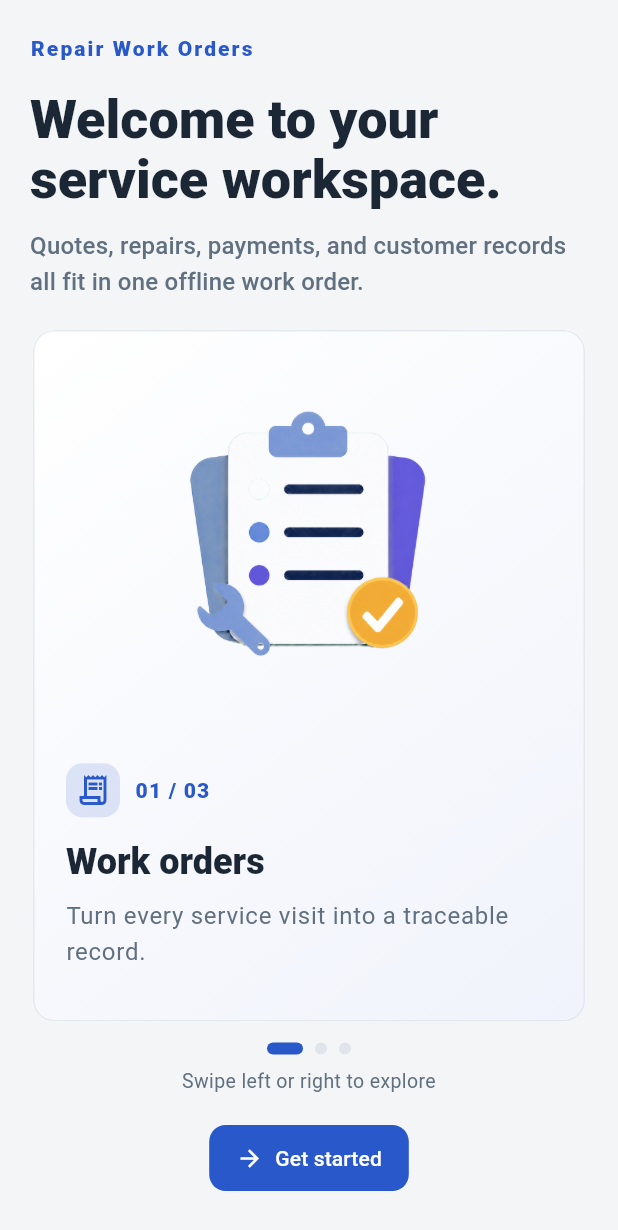
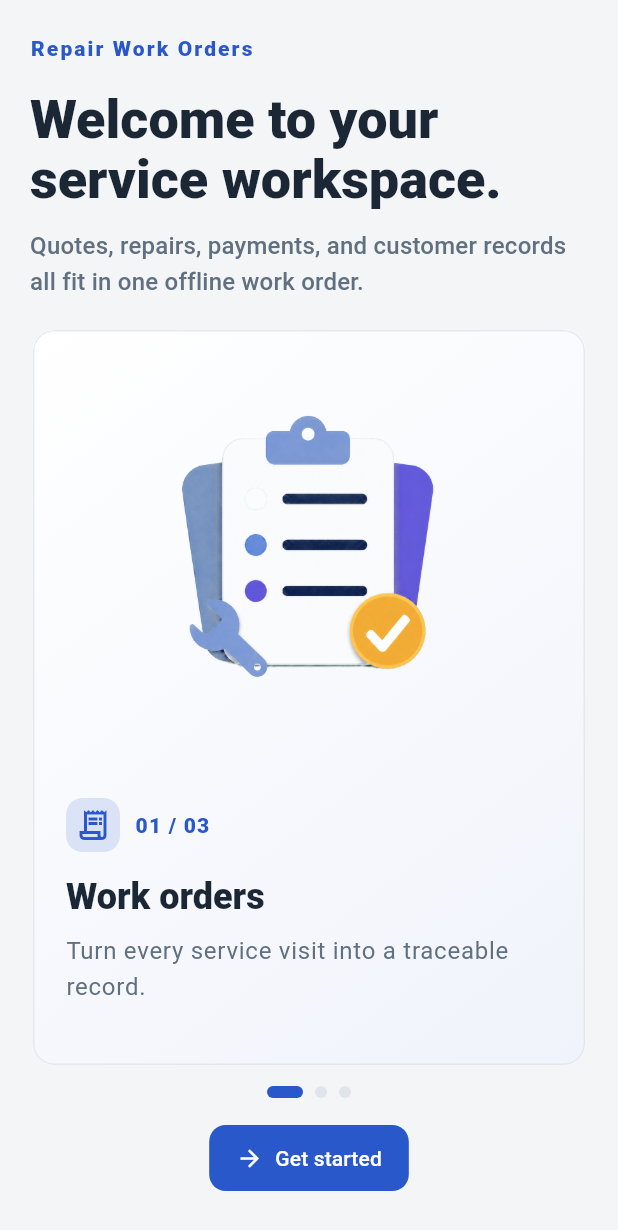
Before and after one commit to eurfef-oss/gongdan, a Flutter app: the screen it shows after launch, on a phone screen of 412 x 824 dp. Shown: the top 1230 px of the screen. Run offline on Flutter 3.47's test engine with Material 3 defaults, Android fonts, the phone set to English and light mode, and no system bars; our stand-ins replace file_picker, flutter_secure_storage, image_picker, in_app_purchase, share_plus, shared_preferences; missing offline and left inert: cryptography.

Commit message:
fix: refine welcome controls and release notes

```diff
--- a/lib/features/work_orders/presentation/shell/work_order_shell.dart
+++ b/lib/features/work_orders/presentation/shell/work_order_shell.dart
@@ -809,7 +809,13 @@ class _WelcomePageState extends State<_WelcomePage> {
                       ),
                       SizedBox(height: short ? 8 : 14),
                       Row(
-                        mainAxisAlignment: MainAxisAlignment.center,
+                        mainAxisAlignment: compact
+                            ? MainAxisAlignment.center
+                            : MainAxisAlignment.spaceBetween,
+                        crossAxisAlignment: CrossAxisAlignment.center,
+                        children: [
+                          Row(
+                            mainAxisSize: MainAxisSize.min,
                             children: [
                               for (var index = 0;
                                   index < _welcomeFeatures.length;
@@ -822,8 +828,9 @@ class _WelcomePageState extends State<_WelcomePage> {
                                   ),
                                   child: AnimatedContainer(
                                     duration: const Duration(milliseconds: 220),
-                                margin:
-                                    const EdgeInsets.symmetric(horizontal: 4),
+                                    margin: const EdgeInsets.symmetric(
+                                      horizontal: 4,
+                                    ),
                                     width: index == _currentPage ? 24 : 8,
                                     height: 8,
                                     decoration: BoxDecoration(
@@ -836,25 +843,32 @@ class _WelcomePageState extends State<_WelcomePage> {
                                 ),
                             ],
                           ),
-                      SizedBox(height: short ? 3 : 8),
-                      Text(
-                        context.tr('左右滑动浏览功能'),
-                        textAlign: TextAlign.center,
-                        style: TextStyle(
-                          color: scheme.onSurfaceVariant,
-                          fontSize: short ? 12 : 13,
+                          if (!compact) ...[
+                            const SizedBox(width: 24),
+                            _buildWelcomeStartButton(),
+                          ],
+                        ],
+                      ),
+                      if (compact) ...[
+                        SizedBox(height: short ? 8 : 16),
+                        Align(
+                          alignment: Alignment.center,
+                          child: _buildWelcomeStartButton(),
+                        ),
+                      ],
+                    ],
                   ),
                 ),
-                      SizedBox(
-                          height: short
-                              ? 8
-                              : compact
-                                  ? 18
-                                  : 22),
-                      Align(
-                        alignment:
-                            compact ? Alignment.center : Alignment.centerRight,
-                        child: FilledButton.icon(
+              ),
+            );
+          },
+        ),
+      ),
+    );
+  }
+
+  Widget _buildWelcomeStartButton() {
+    return FilledButton.icon(
       onPressed: _starting
           ? null
           : () async {
@@ -868,22 +882,10 @@ class _WelcomePageState extends State<_WelcomePage> {
           ? const SizedBox(
               width: 18,
               height: 18,
-                                  child: CircularProgressIndicator(
-                                    strokeWidth: 2,
-                                  ),
+              child: CircularProgressIndicator(strokeWidth: 2),
             )
           : const Icon(Icons.arrow_forward),
       label: Text(context.tr('开始使用')),
-                        ),
-                      ),
-                    ],
-                  ),
-                ),
-              ),
-            );
-          },
-        ),
-      ),
     );
   }
 }
--- a/lib/l10n/app_strings.dart
+++ b/lib/l10n/app_strings.dart
@@ -92,7 +92,6 @@ const _english = <String, String>{
   '欢迎开始记录每一次服务。': 'Welcome to your service workspace.',
   '报价、维修、收款和客户资料，都在一张离线工单里完成。':
       'Quotes, repairs, payments, and customer records all fit in one offline work order.',
-  '左右滑动浏览功能': 'Swipe left or right to explore',
   '开始使用': 'Get started',
   '工单清单': 'Work orders',
   '把每一次上门变成可追溯的服务记录。': 'Turn every service visit into a traceable record.',
@@ -205,8 +204,7 @@ const _english = <String, String>{
   '打开欢迎页': 'Open welcome page',
   '重新打开首次安装欢迎页，便于调试。': 'Reopen the first-launch welcome page for debugging.',
   '货币单位': 'Currency unit',
-  '所有金额显示都会使用此货币单位。':
-      'All displayed amounts will use this currency unit.',
+  '所有金额显示都会使用此货币单位。': 'All displayed amounts will use this currency unit.',
   '中文': '中文',
   'English': 'English',
   '美元': 'US dollar',
@@ -680,8 +678,7 @@ const _english = <String, String>{
       'If a purchase fails but Google Play shows “Already owned”, tap “Restore purchase” to restore access.',
   'Release APK 已开放全部专业功能；该预览授权不会保存，正式 AAB 需购买。':
       'Release APK builds have all Pro features enabled; this preview entitlement is not saved. Production AAB builds require a purchase.',
-  'Repair Work Orders 工单 CSV 导出':
-      'Repair Work Orders work-order CSV export',
+  'Repair Work Orders 工单 CSV 导出': 'Repair Work Orders work-order CSV export',
   'Repair Work Orders 完整备份（请妥善保管）':
       'Repair Work Orders full backup (keep it safe)',
 };
```
Also changed, not shown: 2 other files. Lines whose indentation alone changed are shown as unchanged.
